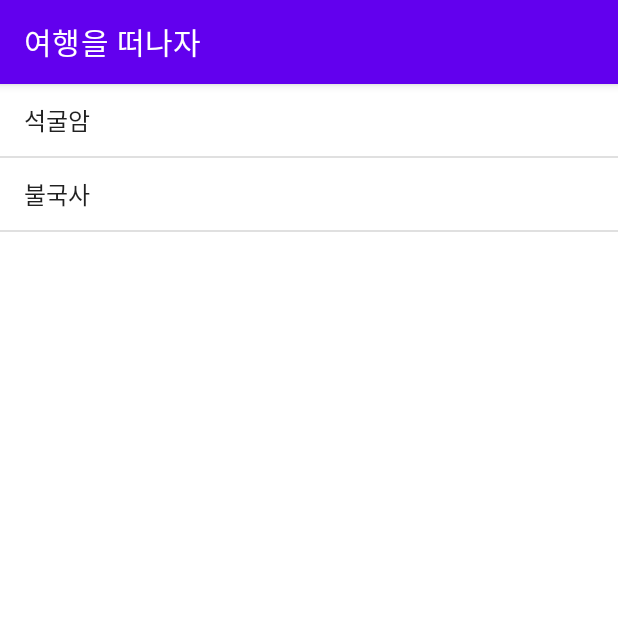
After one commit to Hippoya/MBTI, an Android app: the intj_list screen opened directly, with no data from a screen before it, on a phone screen of 412 x 824 dp, the top half of it. The commit adds this screen. Run offline under Robolectric (Android 15) with nearby library versions, the phone set to English and light mode, and no system bars.

Commit message:
각 intro 페이지에서 버튼 누르면 해당 mbti 여행지 리스트로 넘어가게 구현 또한 여행지 리스트에서 여행지 이름 클릭하면 그 페이지로 가게 구현

```diff
--- /dev/null
+++ b/app/src/main/java/com/MBTI/myapplication/intj_list.java
@@ -0,0 +1,51 @@
+package com.MBTI.myapplication;
+
+import androidx.appcompat.app.AppCompatActivity;
+
+import android.content.Intent;
+import android.os.Bundle;
+import android.view.View;
+import android.widget.AdapterView;
+import android.widget.ArrayAdapter;
+import android.widget.ListView;
+
+import java.util.List;
+import java.util.ArrayList;
+
+public class intj_list extends AppCompatActivity {
+
+    @Override
+    protected void onCreate(Bundle savedInstanceState) {
+        super.onCreate(savedInstanceState);
+        setContentView(R.layout.activity_intj_list);
+
+        ListView listView = findViewById(R.id.intj_list);
+
+        List<String> list = new ArrayList<>();
+        list.add("석굴암");
+        list.add("불국사");
+
+        ArrayAdapter<String> adapter = new ArrayAdapter<String>(this, android.R.layout.simple_list_item_1, list);
+        listView.setAdapter(adapter);
+
+        listView.setOnItemClickListener(new AdapterView.OnItemClickListener() {
+            @Override
+            public void onItemClick(AdapterView<?> adapterView, View view, int position, long l) {
+//                String data = (String) adapterView.getItemAtPosition(position);
+
+                Intent intent;
+
+                switch(position)
+                {
+                    case 0:
+                        intent = new Intent(getApplicationContext(), intj1.class);
+                        startActivity(intent);
+                        break;
+                }
+
+
+
+            }
+        });
+    }
+}
--- a/app/src/main/res/layout/activity_intj_intro.xml
+++ b/app/src/main/res/layout/activity_intj_intro.xml
@@ -43,7 +43,7 @@
         android:textSize="23sp" />
 
     <Button
-        android:id="@+id/button2"
+        android:id="@+id/btn_intj_list"
         android:layout_width="150dp"
         android:layout_height="50dp"
         android:text="Button" />
--- /dev/null
+++ b/app/src/main/res/layout/activity_intj_list.xml
@@ -0,0 +1,13 @@
+<?xml version="1.0" encoding="utf-8"?>
+<LinearLayout xmlns:android="http://schemas.android.com/apk/res/android"
+    xmlns:app="http://schemas.android.com/apk/res-auto"
+    xmlns:tools="http://schemas.android.com/tools"
+    android:layout_width="match_parent"
+    android:layout_height="match_parent"
+    tools:context=".intj_list">
+
+    <ListView
+        android:id='@+id/intj_list'
+        android:layout_width="match_parent"
+        android:layout_height="match_parent"/>
+</LinearLayout>
```
Also changed, not shown: app/src/main/AndroidManifest.xml (+12 -8 lines), app/src/main/java/com/MBTI/myapplication/intj1.java (added, +14 -0 lines), app/src/main/java/com/MBTI/myapplication/intj_intro.java (+12 -0 lines), app/src/main/res/layout/activity_intj1.xml (added, +9 -0 lines).
